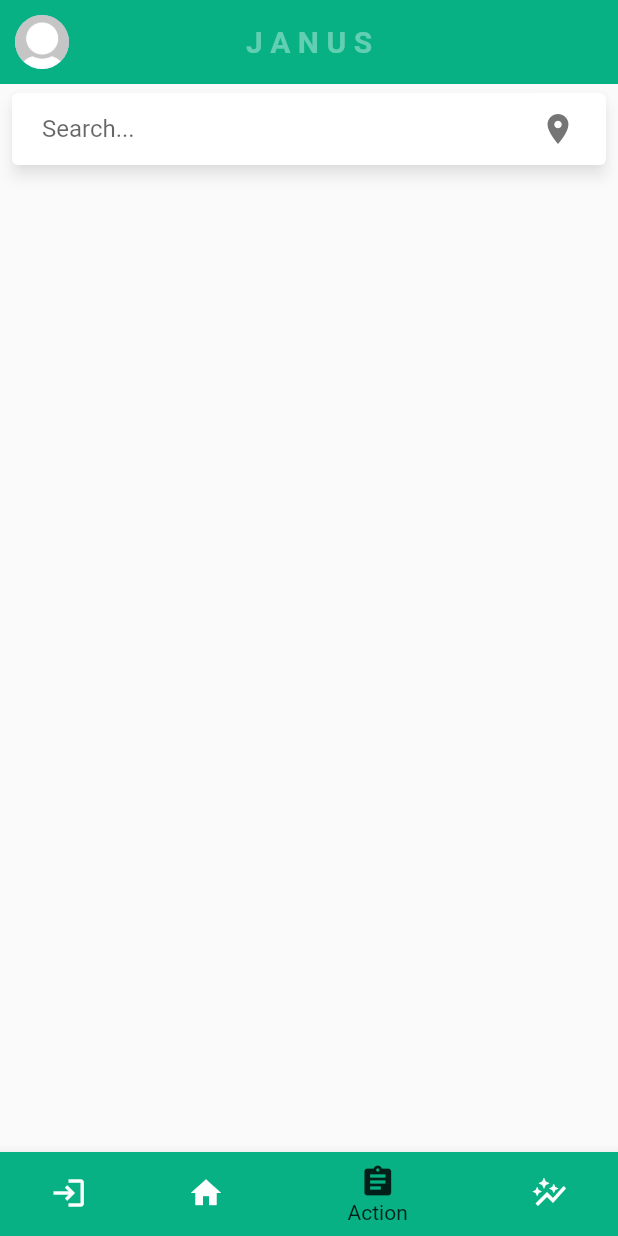
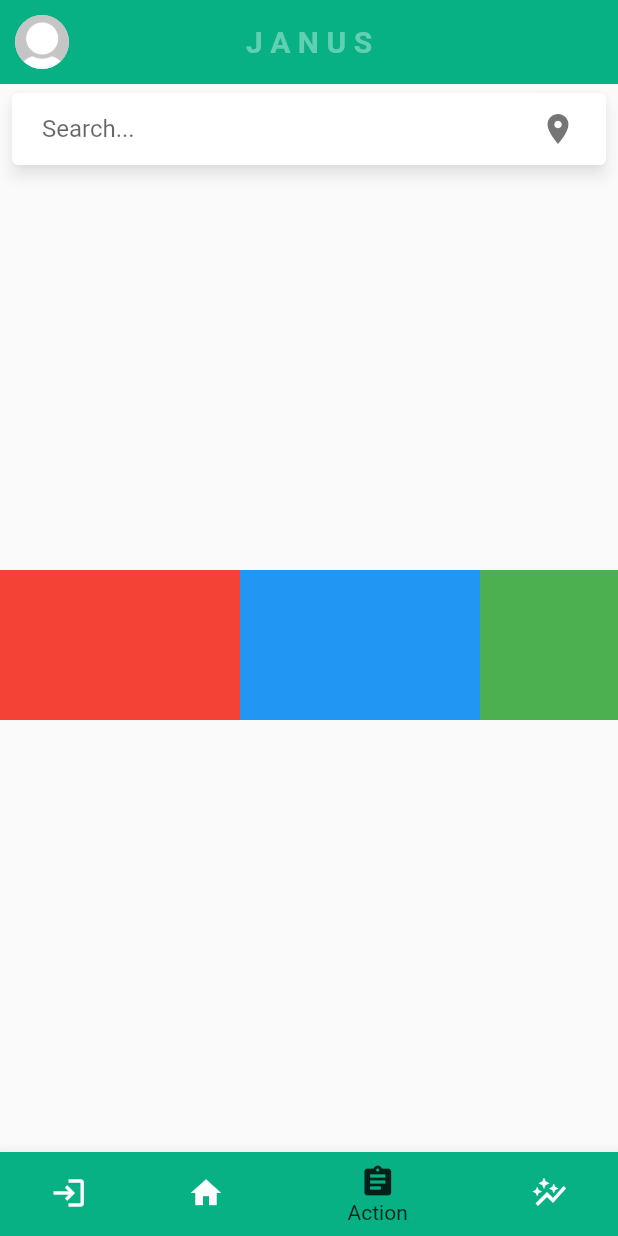
Before and after one commit to jeyeong/climate-ark-app, a Flutter app: the screen it shows after launch, item 3 of the bottom bar chosen, on a phone screen of 412 x 824 dp. Run offline on Flutter 3.47's test engine with Material 2 defaults, Android fonts, the phone set to English and light mode, and no system bars; drawn by our look-alikes of material_floating_search_bar; our stand-ins replace fl_chart, fluttericon.

Commit message:
suggestion_box

```diff
--- a/canvas/lib/components/action_page/search_bar.dart
+++ b/canvas/lib/components/action_page/search_bar.dart
@@ -14,7 +14,7 @@ class _SearchBarState extends State<SearchBar> {
   Widget build(BuildContext context) {
     return Container(
         child: Container(
-      height: MediaQuery.of(context).size.height - 120,
+      height: MediaQuery.of(context).size.height - 500,
       width: double.infinity,
       child: buildFloatingSearchBar(),
     ));
--- a/canvas/lib/components/action_page/suggestions_box.dart
+++ b/canvas/lib/components/action_page/suggestions_box.dart
@@ -1,3 +1,48 @@
 import 'package:flutter/material.dart';
 import 'package:flutter/gestures.dart';
 import 'dart:collection';
+
+class SuggestionBox extends StatefulWidget {
+  const SuggestionBox({Key? key}) : super(key: key);
+
+  @override
+  State<SuggestionBox> createState() => _SuggestionBoxState();
+}
+
+class _SuggestionBoxState extends State<SuggestionBox> {
+  @override
+  Widget build(BuildContext context) {
+    return Container(
+        child: SingleChildScrollView(
+            scrollDirection: Axis.horizontal,
+            child: Row(
+              children: <Widget>[
+                Container(
+                  width: 160.0,
+                  height: 100,
+                  color: Colors.red,
+                ),
+                Container(
+                  width: 160.0,
+                  height: 100,
+                  color: Colors.blue,
+                ),
+                Container(
+                  width: 160.0,
+                  height: 100,
+                  color: Colors.green,
+                ),
+                Container(
+                  width: 160.0,
+                  height: 100,
+                  color: Colors.yellow,
+                ),
+                Container(
+                  width: 160.0,
+                  height: 100,
+                  color: Colors.orange,
+                ),
+              ],
+            )));
+  }
+}
--- a/canvas/lib/views/action_page.dart
+++ b/canvas/lib/views/action_page.dart
@@ -13,6 +13,7 @@ class ActionPage extends StatelessWidget {
     return Container(
         child: Column(children: [
       SearchBar(),
+      SuggestionBox(),
     ]));
   }
 }
```
